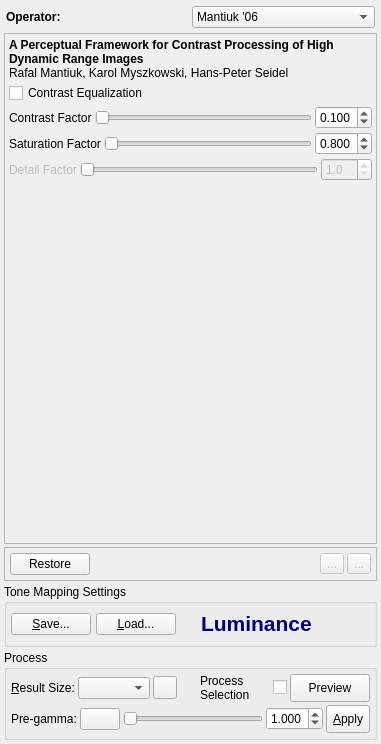
Above: forms/TonemappingPanel.ui from LuminanceHDR/LuminanceHDR before the change. Below: the same form after it.
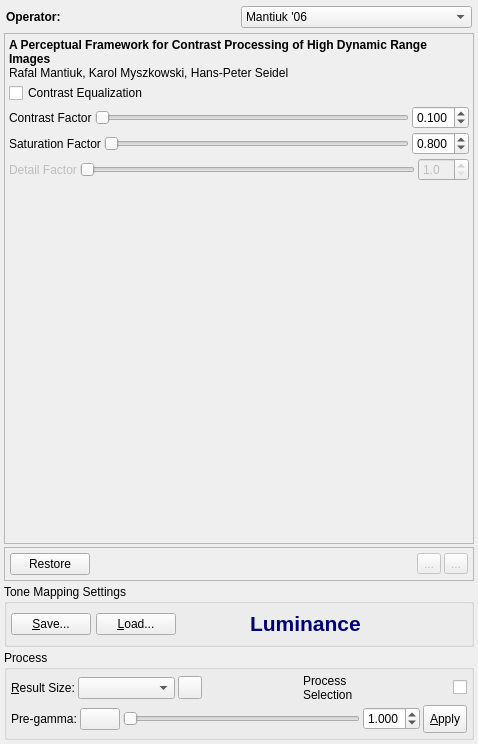
That is the form after the change. Icons and pictures are not drawn.

Commit message: Removed preview icon

What changed in the file:
```diff
--- a/forms/TonemappingPanel.ui
+++ b/forms/TonemappingPanel.ui
@@ -1,11 +1,11 @@
 <ui version="4.0" >
  <class>TonemappingPanel</class>
- <widget class="QWidget" name="TonemappingPanel" >
-  <property name="geometry" >
+ <widget class="QWidget" name="TonemappingPanel">
+  <property name="geometry">
    <rect>
     <x>0</x>
     <y>0</y>
-    <width>381</width>
+    <width>478</width>
     <height>744</height>
    </rect>
   </property>
@@ -2376,31 +2376,6 @@
               </property>
              </widget>
             </item>
-            <item>
-             <widget class="QPushButton" name="previewButton" >
-              <property name="sizePolicy" >
-               <sizepolicy vsizetype="Fixed" hsizetype="Preferred" >
-                <horstretch>0</horstretch>
-                <verstretch>0</verstretch>
-               </sizepolicy>
-              </property>
-              <property name="minimumSize" >
-               <size>
-                <width>0</width>
-                <height>28</height>
-               </size>
-              </property>
-              <property name="maximumSize" >
-               <size>
-                <width>1000</width>
-                <height>28</height>
-               </size>
-              </property>
-              <property name="text" >
-               <string>Preview</string>
-              </property>
-             </widget>
-            </item>
            </layout>
           </item>
           <item>
```
Left out of the diff: 1701 changed lines with no effect on the pictures.
